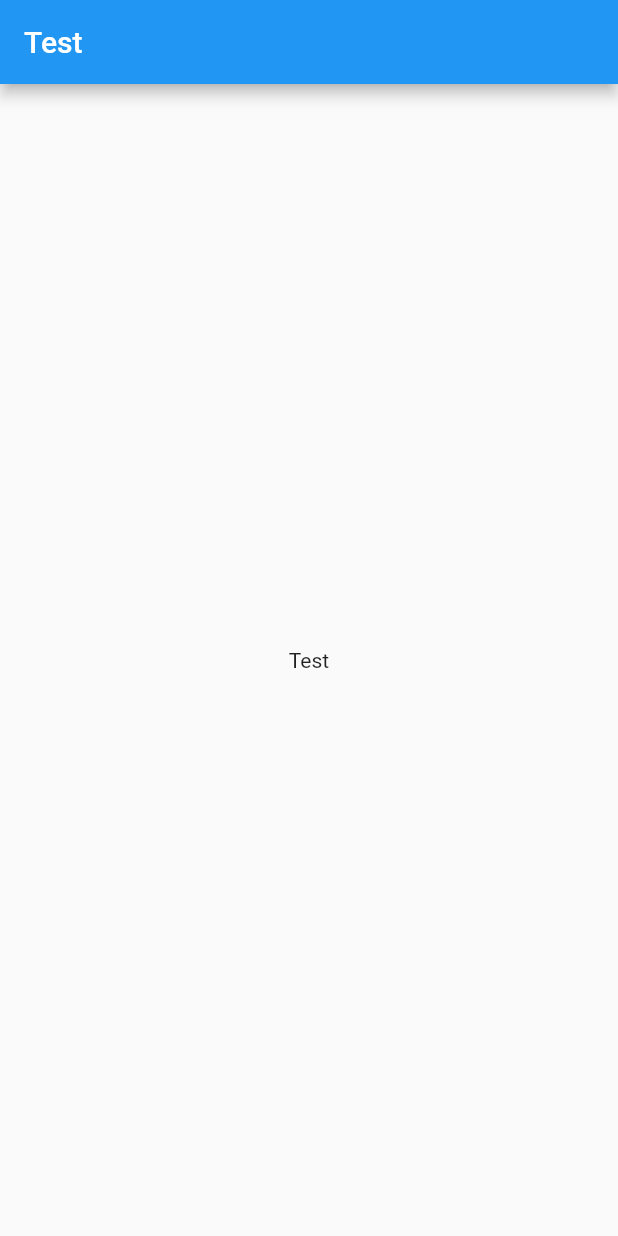
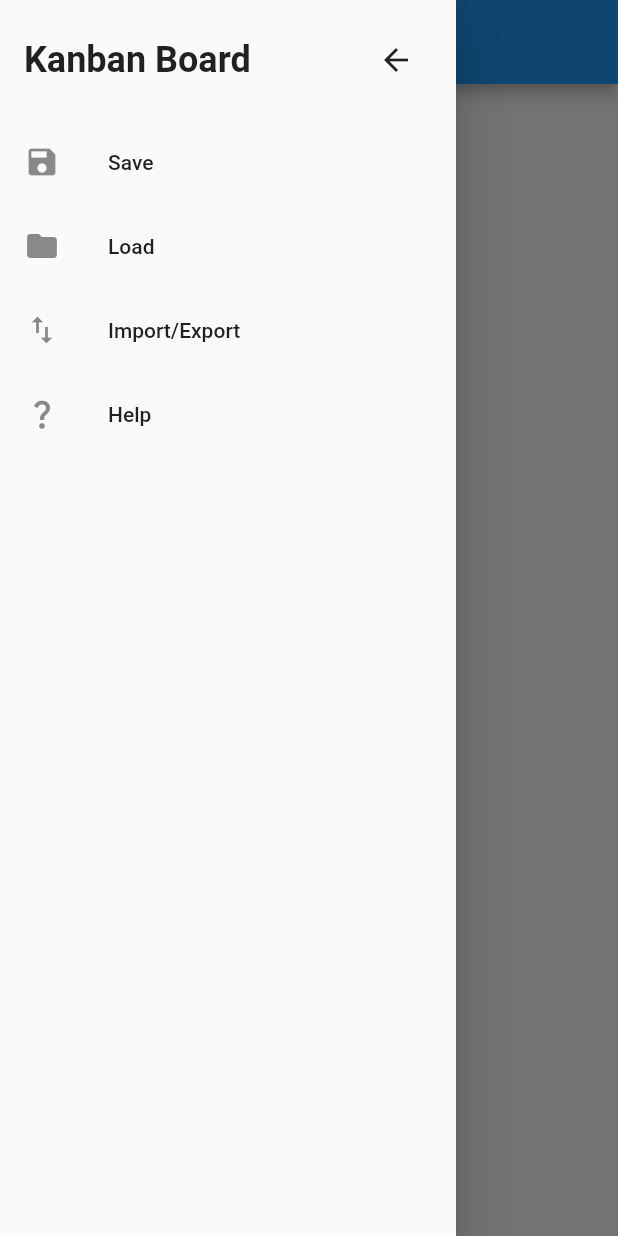
Before and after one commit to gabrielslater/task-board, a Flutter app: the screen it shows after launch, with the side drawer open (before the commit the screen has no drawer), on a phone screen of 412 x 824 dp. Run offline on Flutter 3.47's test engine with Material 2 defaults, Android fonts, the phone set to English and light mode, and no system bars.

Commit message:
Add navigation drawer
Made with the assistance of https://github.com/flutter/gallery/blob/main/lib/demos/material/navigation_drawer.dart

Currently non-functional.

```diff
--- /dev/null
+++ b/lib/navigation_bar.dart
@@ -0,0 +1,67 @@
+import 'package:flutter/material.dart';
+
+class KanbanNavigationDrawer extends StatelessWidget {
+  const KanbanNavigationDrawer({Key? key}) : super(key: key);
+
+  @override
+  Widget build(BuildContext context) {
+    var header = Container(
+      padding: const EdgeInsets.all(16),
+      child: Row(
+        children: [
+          const Text(
+            "Kanban Board",
+            style: TextStyle(
+              fontSize: 24,
+              fontWeight: FontWeight.bold,
+            ),
+          ),
+          const Spacer(),
+          IconButton(
+              onPressed: () {
+                Navigator.pop(context);
+              },
+              icon: const Icon(Icons.arrow_back))
+        ],
+      ),
+    );
+
+    final drawerItems = ListView(
+      children: <Widget>[
+        header,
+        ListTile(
+          title: const Text("Save"),
+          leading: const Icon(Icons.save),
+          onTap: () {
+            Navigator.pop(context);
+          },
+        ),
+        ListTile(
+          title: const Text("Load"),
+          leading: const Icon(Icons.folder),
+          onTap: () {
+            Navigator.pop(context);
+          },
+        ),
+        ListTile(
+          title: const Text("Import/Export"),
+          leading: const Icon(Icons.import_export),
+          onTap: () {
+            Navigator.pop(context);
+          },
+        ),
+        ListTile(
+          title: const Text("Help"),
+          leading: const Icon(Icons.question_mark),
+          onTap: () {
+            Navigator.pop(context);
+          },
+        ),
+      ],
+    );
+
+    return Drawer(
+      child: drawerItems,
+    );
+  }
+}
--- a/lib/scaffold.dart
+++ b/lib/scaffold.dart
@@ -1,3 +1,4 @@
+import 'package:final_project_kanban_board/navigation_bar.dart';
 import 'package:flutter/material.dart';
 
 class KanbanScaffold extends StatefulWidget {
@@ -17,6 +18,7 @@ class _KanbanScaffoldState extends State<KanbanScaffold> {
       body: const Center(
         child: Text('Test'),
       ),
+      drawer: const KanbanNavigationDrawer(),
     );
   }
 }
```
